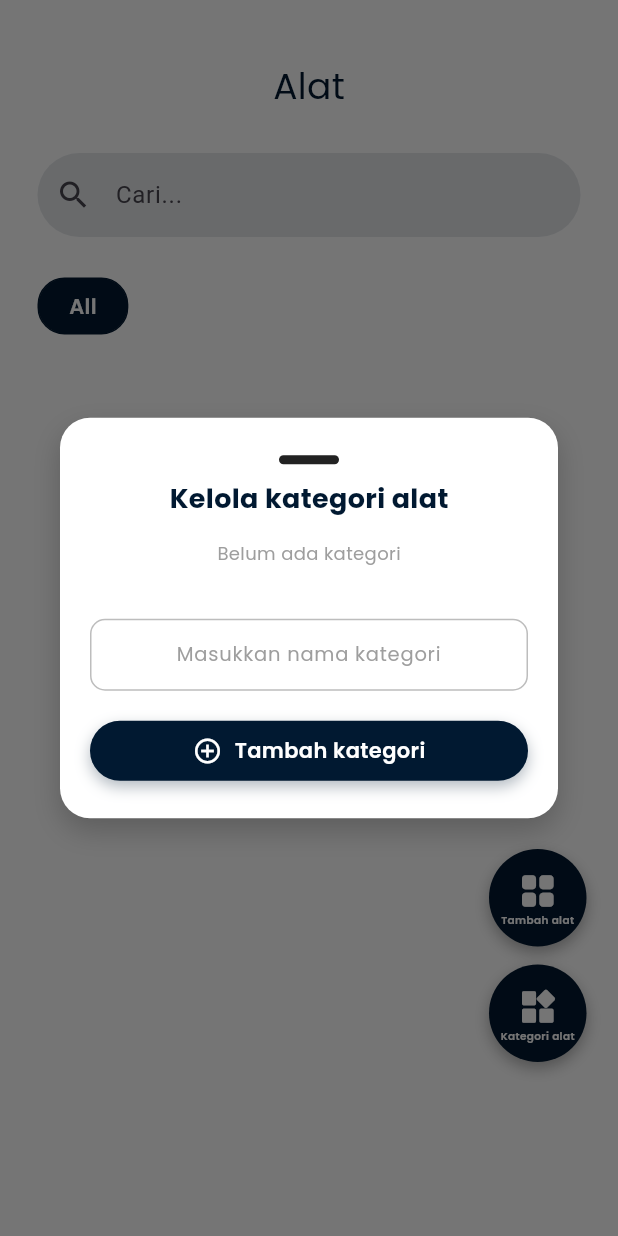
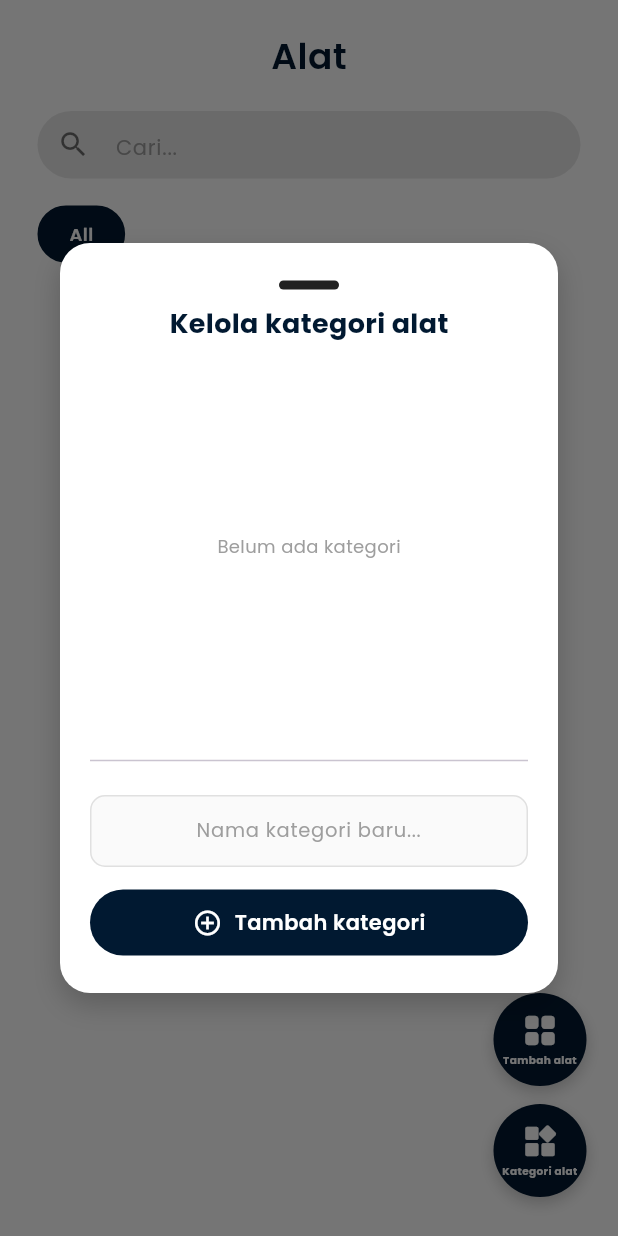
Before and after one commit to Adella0/LATIHAN_UKK, a Flutter app: the ListAlatScreen screen opened directly, after a tap on "Kategori alat", on a phone screen of 412 x 824 dp. Run offline on Flutter 3.47's test engine with Material 3 defaults, Android fonts, the phone set to English and light mode, and no system bars; our stand-ins replace google_fonts, image_picker, supabase_flutter; accounts and stored records are empty; network calls fail.

Commit message:
CRUD ALAT & KATEGORI

```diff
--- a/lib/core/constants/app_routes.dart
+++ b/lib/core/constants/app_routes.dart
@@ -12,7 +12,7 @@ class AppRoutes {
   static Map<String, WidgetBuilder> routes = {
     '/': (context) => const SplashScreen(),
     '/login': (context) => const LoginScreen(),
-    '/dashboard_admin': (context) => const MainNav(),
+    '/dashboard_admin': (context) => const MainNavAdmin(),
     '/dashboard_petugas': (context) => const DashboardPetugasScreen(),
     '/dashboard_peminjam': (context) => const DashboardPeminjamScreen(),
   };
--- a/lib/features/admin/manage_alat/detail_alat.dart
+++ b/lib/features/admin/manage_alat/detail_alat.dart
@@ -150,7 +150,7 @@ void initState() {
           : SingleChildScrollView(
           child: Column(
             children: [
-              const SizedBox(height: 20),
+              const SizedBox(height: 25),
               // --- HEADER ---
               Padding(
                 padding: const EdgeInsets.symmetric(horizontal: 20),
--- a/lib/features/admin/manage_alat/list_alat_screen.dart
+++ b/lib/features/admin/manage_alat/list_alat_screen.dart
@@ -1,4 +1,3 @@
-
 import '../manage_alat/hapus_alat.dart';
 import 'package:flutter/material.dart';
 import 'package:google_fonts/google_fonts.dart';
@@ -20,68 +19,10 @@ class _ListAlatScreenState extends State<ListAlatScreen> {
   List<Map<String, dynamic>> categories = [];
   bool isLoading = true;
 
-  String userName = "Loading...";
-  String userRole = "...";
-
   @override
   void initState() {
     super.initState();
     _fetchInitialData();
-    _loadUserData();
-  }
-
-  // LOGIKA HAPUS (Langkah A)
-  Future<void> _prosesHapusAlat(int? idAlat) async {
-  // Validasi: Jika ID null, jangan lakukan apa-apa!
-  if (idAlat == null) {
-    debugPrint("Error: ID Alat tidak ditemukan!");
-    return;
-  }
-
-  try {
-    // Perintah hapus harus sangat spesifik menggunakan .eq()
-    final response = await supabase
-        .from('alat')
-        .delete()
-        .eq('id_alat', idAlat); // Pastikan nama kolom di DB adalah 'id_alat'
-
-    debugPrint("Berhasil menghapus alat dengan ID: $idAlat");
-
-    // REFRESH DATA setelah hapus
-    await _fetchInitialData();
-
-    if (mounted) {
-      ScaffoldMessenger.of(context).showSnackBar(
-        SnackBar(content: Text("Alat dengan ID $idAlat berhasil dihapus")),
-      );
-    }
-  } catch (e) {
-    debugPrint("Gagal hapus: $e");
-  }
-}
-
-  Future<void> _loadUserData() async {
-    try {
-      final user = supabase.auth.currentUser;
-      if (user != null) {
-        final userData = await supabase
-            .from('users')
-            .select('nama, role')
-            .eq('id_user', user.id)
-            .single();
-
-        setState(() {
-          String rawName = userData['nama'] ?? "";
-          userName = rawName.isNotEmpty ? rawName : (user.email?.split('@')[0] ?? "User");
-          userName = userName[0].toUpperCase() + userName.substring(1);
-
-          String roleRaw = userData['role'] ?? "Admin";
-          userRole = roleRaw[0].toUpperCase() + roleRaw.substring(1);
-        });
-      }
-    } catch (e) {
-      debugPrint("Error loading user data: $e");
-    }
   }
 
   Future<void> _fetchInitialData() async {
@@ -96,57 +37,41 @@ class _ListAlatScreenState extends State<ListAlatScreen> {
     }
   }
 
+  Future<void> _prosesHapusAlat(int? idAlat) async {
+    if (idAlat == null) return;
+    try {
+      await supabase.from('alat').delete().eq('id_alat', idAlat);
+      await _fetchInitialData();
+      if (mounted) {
+        ScaffoldMessenger.of(context).showSnackBar(
+          const SnackBar(content: Text("Alat berhasil dihapus")),
+        );
+      }
+    } catch (e) {
+      debugPrint("Gagal hapus: $e");
+    }
+  }
+
   @override
   Widget build(BuildContext context) {
     return Scaffold(
       backgroundColor: Colors.white,
       body: SafeArea(
-        top: false,
         child: Column(
           crossAxisAlignment: CrossAxisAlignment.start,
           children: [
-            const SizedBox(height: 40),
+            const SizedBox(height: 20),
             _buildHeader(),
-            const SizedBox(height: 28),
+            const SizedBox(height: 20),
             _buildSearchBar(),
-            const SizedBox(height: 12),
+            const SizedBox(height: 18), // Memberi ruang agar kategori tidak menempel search bar
             _buildCategoryList(),
+            const SizedBox(height: 8), // JARAK RAPAT: Antara kategori dan grid alat
             Expanded(child: _buildAlatGrid()),
           ],
         ),
       ),
-      floatingActionButton: Padding(
-        padding: const EdgeInsets.only(right: 5),
-        child: Column(
-          mainAxisAlignment: MainAxisAlignment.end,
-          crossAxisAlignment: CrossAxisAlignment.end,
-          children: [
-            _buildFabCustom(
-              icon: Icons.grid_view_rounded,
-              label: "Tambah alat",
-              onTap: () {
-                Navigator.push(
-                  context,
-                  MaterialPageRoute(builder: (context) => const TambahAlatScreen()),
-                ).then((value) => _fetchInitialData());
-              },
-            ),
-            const SizedBox(height: 12),
-            _buildFabCustom(
-              icon: Icons.widgets_rounded,
-              label: "Kategori alat",
-              onTap: () {
-                showDialog(
-                  context: context,
-                  barrierDismissible: true,
-                  builder: (BuildContext context) => const TambahKategoriScreen(),
-                ).then((value) => _fetchInitialData());
-              },
-            ),
-            const SizedBox(height: 100),
-          ],
-        ),
-      ),
+      floatingActionButton: _buildFabMenu(),
     );
   }
 
@@ -156,7 +81,7 @@ class _ListAlatScreenState extends State<ListAlatScreen> {
         "Alat",
         style: GoogleFonts.poppins(
           fontSize: 24,
-          fontWeight: FontWeight.w400,
+          fontWeight: FontWeight.w600,
           color: const Color(0xFF02182F),
         ),
       ),
@@ -166,47 +91,61 @@ class _ListAlatScreenState extends State<ListAlatScreen> {
   Widget _buildSearchBar() {
     return Padding(
       padding: const EdgeInsets.symmetric(horizontal: 25),
+      child: Container(
+        height: 45,
+        decoration: BoxDecoration(
+          color: const Color(0xFFE8E8E8),
+          borderRadius: BorderRadius.circular(30), // RADIUS BULAT SEMPURNA
+        ),
         child: TextField(
+          textAlignVertical: TextAlignVertical.center,
           decoration: InputDecoration(
             hintText: "Cari...",
-          prefixIcon: const Icon(Icons.search),
-          filled: true,
-          fillColor: const Color(0xFFC9D0D6).withOpacity(0.5),
-          border: OutlineInputBorder(borderRadius: BorderRadius.circular(30), borderSide: BorderSide.none),
+            hintStyle: GoogleFonts.poppins(fontSize: 14, color: Colors.grey),
+            prefixIcon: const Icon(Icons.search, size: 22, color: Colors.black54),
+            border: InputBorder.none,
+            contentPadding: const EdgeInsets.symmetric(horizontal: 20),
+          ),
         ),
       ),
     );
   }
 
   Widget _buildCategoryList() {
-    return Container(
+    return Padding(
+      // Memberikan padding kiri-kanan agar sejajar dengan Search Bar
+      padding: const EdgeInsets.symmetric(horizontal: 25),
+      child: SizedBox(
         height: 38,
-      margin: const EdgeInsets.only(top: 15, bottom: 10),
-      padding: const EdgeInsets.symmetric(horizontal: 25),
         child: ListView.builder(
           scrollDirection: Axis.horizontal,
+          // Hilangkan padding internal agar mepet ke sisi padding induk
+          padding: EdgeInsets.zero,
           physics: const BouncingScrollPhysics(),
           itemCount: categories.length + 1,
           itemBuilder: (context, index) {
-          String name = index == 0 ? "All" : (categories[index - 1]['nama_kategori'] ?? "Uncategorized");
+            String name = index == 0 ? "All" : (categories[index - 1]['nama_kategori'] ?? "");
             bool isSelected = selectedKategori == name;
 
             return GestureDetector(
               onTap: () => setState(() => selectedKategori = name),
               child: Container(
-              margin: const EdgeInsets.only(right: 12),
+                margin: const EdgeInsets.only(right: 8),
                 padding: const EdgeInsets.symmetric(horizontal: 20),
                 alignment: Alignment.center,
                 decoration: BoxDecoration(
                   color: isSelected ? const Color(0xFF02182F) : Colors.white,
-                borderRadius: BorderRadius.circular(18),
-                border: Border.all(color: isSelected ? const Color(0xFF02182F) : Colors.black),
+                  borderRadius: BorderRadius.circular(30),
+                  border: Border.all(
+                    color: const Color(0xFF02182F),
+                    width: 1.2,
+                  ),
                 ),
                 child: Text(
                   name,
                   style: GoogleFonts.poppins(
-                  color: isSelected ? Colors.white : Colors.black,
-                  fontSize: 14,
+                    color: isSelected ? Colors.white : const Color(0xFF02182F),
+                    fontSize: 12,
                     fontWeight: isSelected ? FontWeight.w600 : FontWeight.w400,
                   ),
                 ),
@@ -214,41 +153,30 @@ class _ListAlatScreenState extends State<ListAlatScreen> {
             );
           },
         ),
+      ),
     );
   }
 
   Widget _buildAlatGrid() {
     return FutureBuilder(
-      // Kita panggil data dari Supabase
       future: supabase.from('alat').select().order('id_alat', ascending: false),
       builder: (context, snapshot) {
-        if (snapshot.connectionState == ConnectionState.waiting) {
-          return const Center(child: CircularProgressIndicator());
-        }
+        if (snapshot.connectionState == ConnectionState.waiting) return const Center(child: CircularProgressIndicator());
+        final dataAlat = snapshot.data as List<dynamic>? ?? [];
 
-        if (snapshot.hasError) return Center(child: Text("Error: ${snapshot.error}"));
-
-        final dataAlat = snapshot.data as List<dynamic>? ?? [];
-        if (dataAlat.isEmpty) return const Center(child: Text("Tidak ada data alat"));
-
-        // Filter Kategori
         final filteredAlat = selectedKategori == "All"
             ? dataAlat
             : dataAlat.where((a) {
-                final cat = categories.firstWhere(
-                  (c) => c['nama_kategori'] == selectedKategori,
-                  orElse: () => {'id_kategori': null}
-                );
+                final cat = categories.firstWhere((c) => c['nama_kategori'] == selectedKategori, orElse: () => {'id_kategori': null});
                 return a['kategori_id'] == cat['id_kategori'];
               }).toList();
 
         return GridView.builder(
-          // PENTING: UniqueKey membuat grid refresh saat setState dipanggil
           key: UniqueKey(),
-          padding: const EdgeInsets.all(25),
+          padding: const EdgeInsets.symmetric(horizontal: 25, vertical: 10),
           gridDelegate: const SliverGridDelegateWithFixedCrossAxisCount(
             crossAxisCount: 2,
-            childAspectRatio: 0.75,
+            childAspectRatio: 0.85, // Sesuai proporsi card Figma
             crossAxisSpacing: 15,
             mainAxisSpacing: 15,
           ),
@@ -260,122 +188,124 @@ class _ListAlatScreenState extends State<ListAlatScreen> {
   }
 
  Widget _buildAlatCard(dynamic item) {
-    bool isAvailable = item['status_ketersediaan'] == 'Tersedia';
+    // Logika: Jika stok > 0 maka true (Tersedia), jika 0 maka false (Kosong)
+    final int stok = item['stok_total'] ?? 0;
+    final bool isAvailable = stok > 0;
 
     return Container(
       decoration: BoxDecoration(
         color: Colors.white,
-        borderRadius: BorderRadius.circular(15),
-        border: Border.all(color: const Color(0xFFBDBDBD), width: 1.5),
+        borderRadius: BorderRadius.circular(18),
+        border: Border.all(color: const Color(0xFFE0E0E0), width: 1),
+        boxShadow: [
+          BoxShadow(
+            color: Colors.black.withOpacity(0.03),
+            blurRadius: 10,
+            offset: const Offset(0, 4),
+          )
+        ],
       ),
-      child: ClipRRect(
-        borderRadius: BorderRadius.circular(15),
       child: Stack(
         children: [
           GestureDetector(
             onTap: () async {
-                // KUNCI: Menunggu hasil balik dari detail untuk refresh
-                final result = await Navigator.push(
-                  context,
-                  MaterialPageRoute(
-                    builder: (context) => DetailAlatScreen(alatData: item)
-                  ),
-                );
-
-                if (result == true) {
-                  setState(() {}); // Memicu FutureBuilder jalan lagi
-                }
+              final result = await Navigator.push(context, MaterialPageRoute(builder: (context) => DetailAlatScreen(alatData: item)));
+              if (result == true) setState(() {});
             },
             child: Column(
               children: [
                 Expanded(
                   child: Padding(
-                      padding: const EdgeInsets.fromLTRB(10, 45, 10, 5),
-                      child: Center(
+                    padding: const EdgeInsets.all(12),
                     child: item['foto_url'] != null
-                            ? Image.network(
-                                item['foto_url'],
-                                fit: BoxFit.contain,
-                                // Tambahkan errorBuilder agar tidak crash jika URL salah
-                                errorBuilder: (c, e, s) => const Icon(Icons.broken_image),
-                              )
-                            : const Icon(Icons.image_not_supported, size: 40, color: Colors.grey),
+                        ? Image.network(item['foto_url'], fit: BoxFit.contain)
+                        : const Icon(Icons.image_not_supported, color: Colors.grey, size: 40),
                   ),
                 ),
-                  ),
+                // Kirim status isAvailable hasil perhitungan stok
                 _buildCardFooter(item, isAvailable),
               ],
             ),
           ),
-            // Tombol Hapus
           Positioned(
-              top: 8,
-              left: 8,
+            top: 10, left: 10,
             child: GestureDetector(
-                onTap: () {
-                  showDialog(
-                    context: context,
-                    builder: (context) => HapusAlatDialog(
-                      onConfirm: () => _prosesHapusAlat(item['id_alat']),
-                    ),
-                  );
-                },
+              onTap: () => showDialog(context: context, builder: (c) => HapusAlatDialog(onConfirm: () => _prosesHapusAlat(item['id_alat']))),
               child: Container(
                 padding: const EdgeInsets.all(6),
-                  decoration: const BoxDecoration(
-                    color: Color(0xFF02182F),
-                    shape: BoxShape.circle,
-                  ),
-                  child: const Icon(Icons.delete_outline, color: Colors.white, size: 18),
+                decoration: const BoxDecoration(color: Color(0xFF02182F), shape: BoxShape.circle),
+                child: const Icon(Icons.delete_outline, color: Colors.white, size: 16),
               ),
             ),
           ),
         ],
       ),
+    );
+  }
+
+  Widget _buildCardFooter(dynamic item, bool isAvailable) {
+    return Padding(
+      padding: const EdgeInsets.fromLTRB(10, 0, 10, 10),
+      child: Column(
+        crossAxisAlignment: CrossAxisAlignment.start,
+        children: [
+          Row(
+            mainAxisAlignment: MainAxisAlignment.spaceBetween,
+            children: [
+              Text("Stok: ${item['stok_total']} unit", style: GoogleFonts.poppins(fontSize: 10, fontWeight: FontWeight.w700)),
+              Container(
+                padding: const EdgeInsets.symmetric(horizontal: 6, vertical: 2),
+                decoration: BoxDecoration(
+                  color: isAvailable ? const Color(0xFF1ED72D) : const Color(0xFFE52121),
+                  borderRadius: BorderRadius.circular(5),
+                ),
+                child: Text(
+                  isAvailable ? "TERSEDIA" : "KOSONG",
+                  style: const TextStyle(color: Colors.white, fontSize: 7, fontWeight: FontWeight.bold)
+                ),
+              ),
+            ],
+          ),
+          const SizedBox(height: 8),
+          Container(
+            width: double.infinity,
+            padding: const EdgeInsets.symmetric(vertical: 8),
+            decoration: BoxDecoration(
+              color: const Color(0xFF02182F),
+              borderRadius: BorderRadius.circular(10),
+            ),
+            child: Text(
+              item['nama_alat'] ?? "",
+              textAlign: TextAlign.center,
+              style: GoogleFonts.poppins(color: Colors.white, fontSize: 12, fontWeight: FontWeight.bold),
+              maxLines: 1,
+              overflow: TextOverflow.ellipsis
+            ),
+          ),
+        ],
       ),
     );
   }
 
-  Widget _buildCardFooter(dynamic item, bool isAvailable) {
-    return Column(
+  Widget _buildFabMenu() {
+    return Padding(
+      padding: const EdgeInsets.only(right: 5, bottom: 10),
+      child: Column(
+        mainAxisSize: MainAxisSize.min,
+        crossAxisAlignment: CrossAxisAlignment.end,
         children: [
-        Padding(
-          padding: const EdgeInsets.symmetric(horizontal: 8),
-          child: Row(
-            children: [
-              Expanded(child: Text("Stok : ${item['stok_total'] ?? 0} unit", style: GoogleFonts.poppins(fontSize: 10, fontWeight: FontWeight.bold, color: const Color(0xFF02182F)))),
-              Container(
-                padding: const EdgeInsets.symmetric(horizontal: 6, vertical: 2),
-                decoration: BoxDecoration(color: isAvailable ? const Color(0xFF1ED72D) : const Color(0xFFE52121), borderRadius: BorderRadius.circular(6)),
-                child: Text((item['status_ketersediaan'] ?? "Kosong").toString().toUpperCase(), style: const TextStyle(color: Colors.white, fontSize: 7, fontWeight: FontWeight.w900)),
+          _buildFabCustom(
+            icon: Icons.grid_view_rounded,
+            label: "Tambah alat",
+            onTap: () => Navigator.push(context, MaterialPageRoute(builder: (context) => const TambahAlatScreen())).then((v) => _fetchInitialData()),
+          ),
+          const SizedBox(height: 12),
+          _buildFabCustom(
+            icon: Icons.widgets_rounded,
+            label: "Kategori alat",
+            onTap: () => showDialog(context: context, builder: (c) => const TambahKategoriScreen()).then((v) => _fetchInitialData()),
           ),
         ],
-          ),
-        ),
-        Padding(
-          padding: const EdgeInsets.all(8),
-          child: Container(
-            width: double.infinity, padding: const EdgeInsets.symmetric(vertical: 8),
-            decoration: BoxDecoration(color: const Color(0xFF02182F), borderRadius: BorderRadius.circular(10)),
-            child: Text(item['nama_alat'] ?? "Tanpa Nama", textAlign: TextAlign.center, maxLines: 1, overflow: TextOverflow.ellipsis, style: GoogleFonts.poppins(color: Colors.white, fontSize: 12, fontWeight: FontWeight.bold)),
-          ),
-        ),
-      ],
-    );
-  }
-
-  Widget _buildCategoryBadge(dynamic item) {
-    return Positioned(
-      top: 8, right: 8,
-      child: Container(
-        constraints: const BoxConstraints(maxWidth: 80),
-        padding: const EdgeInsets.symmetric(horizontal: 8, vertical: 4),
-        decoration: BoxDecoration(color: const Color(0xFF02182F), borderRadius: BorderRadius.circular(12)),
-        child: Text(
-          categories.firstWhere((c) => c['id_kategori'] == item['kategori_id'], orElse: () => {'nama_kategori': 'Umum'})['nama_kategori'] ?? 'Umum',
-          maxLines: 1, overflow: TextOverflow.ellipsis,
-          style: const TextStyle(color: Colors.white, fontSize: 8, fontWeight: FontWeight.bold),
-        ),
       ),
     );
   }
@@ -384,17 +314,18 @@ class _ListAlatScreenState extends State<ListAlatScreen> {
     return GestureDetector(
       onTap: onTap,
       child: Container(
-        width: 65, height: 65,
+        width: 62, height: 62,
         decoration: BoxDecoration(
-          color: const Color(0xFF02182F), shape: BoxShape.circle,
-          boxShadow: [BoxShadow(color: Colors.black.withOpacity(0.3), blurRadius: 8, offset: const Offset(0, 4))],
+          color: const Color(0xFF02182F),
+          shape: BoxShape.circle,
+          boxShadow: [BoxShadow(color: Colors.black.withOpacity(0.2), blurRadius: 8, offset: const Offset(0, 4))]
         ),
         child: Column(
           mainAxisAlignment: MainAxisAlignment.center,
           children: [
-            Icon(icon, color: Colors.white, size: 28),
+            Icon(icon, color: Colors.white, size: 26),
             const SizedBox(height: 2),
-            Text(label, textAlign: TextAlign.center, style: GoogleFonts.poppins(color: Colors.white, fontSize: 7, fontWeight: FontWeight.w600, height: 1)),
+            Text(label, style: GoogleFonts.poppins(color: Colors.white, fontSize: 7, fontWeight: FontWeight.bold), textAlign: TextAlign.center),
           ],
         ),
       ),
--- a/lib/features/admin/manage_alat/tambah_kategori.dart
+++ b/lib/features/admin/manage_alat/tambah_kategori.dart
@@ -78,7 +78,7 @@ class _TambahKategoriScreenState extends State<TambahKategoriScreen> {
     }
   }
 
-  @override
+ @override
   Widget build(BuildContext context) {
     return Dialog(
       backgroundColor: Colors.transparent,
@@ -86,6 +86,8 @@ class _TambahKategoriScreenState extends State<TambahKategoriScreen> {
       insetPadding: const EdgeInsets.symmetric(horizontal: 40),
       child: Container(
         width: double.infinity,
+        // --- KUNCI: Tentukan tinggi tetap di sini agar tidak goyang ---
+        height: 500,
         padding: const EdgeInsets.symmetric(horizontal: 20, vertical: 25),
         decoration: BoxDecoration(
           color: Colors.white,
@@ -99,7 +101,8 @@ class _TambahKategoriScreenState extends State<TambahKategoriScreen> {
           ],
         ),
         child: Column(
-          mainAxisSize: MainAxisSize.min,
+          // Gunakan MainAxisSize.max karena kita sudah tentukan tinggi container
+          mainAxisSize: MainAxisSize.max,
           children: [
             Container(
               width: 40,
@@ -120,12 +123,17 @@ class _TambahKategoriScreenState extends State<TambahKategoriScreen> {
             ),
             const SizedBox(height: 15),
 
-            // Daftar Item Kategori dari Database
-            Flexible(
+            // --- AREA LIST: Dibuat Expanded agar mengambil sisa ruang yang ada ---
+            Expanded(
               child: _categories.isEmpty
-                  ? Text("Belum ada kategori", style: GoogleFonts.poppins(fontSize: 12, color: Colors.grey))
+                  ? Center(
+                      child: Text("Belum ada kategori",
+                        style: GoogleFonts.poppins(fontSize: 12, color: Colors.grey)),
+                    )
                   : ListView.builder(
-                      shrinkWrap: true,
+                      // shrinkWrap false karena sudah dibungkus Expanded
+                      shrinkWrap: false,
+                      physics: const BouncingScrollPhysics(),
                       itemCount: _categories.length,
                       itemBuilder: (context, index) {
                         final item = _categories[index];
@@ -137,22 +145,24 @@ class _TambahKategoriScreenState extends State<TambahKategoriScreen> {
                     ),
             ),
 
-            const SizedBox(height: 35),
+            const SizedBox(height: 15),
+            const Divider(), // Garis pembatas tipis agar lebih rapi
+            const SizedBox(height: 15),
 
-            // Input Field
+            // Input Field (Posisinya sekarang akan selalu tetap di bawah)
             TextField(
               controller: _kategoriController,
               textAlign: TextAlign.center,
               style: GoogleFonts.poppins(fontSize: 13),
               decoration: InputDecoration(
-                hintText: "Masukkan nama kategori",
+                hintText: "Nama kategori baru...",
                 hintStyle: GoogleFonts.poppins(fontSize: 13, color: Colors.grey),
-                contentPadding: const EdgeInsets.symmetric(vertical: 5),
+                contentPadding: const EdgeInsets.symmetric(vertical: 10),
                 filled: true,
-                fillColor: Colors.white,
+                fillColor: Colors.grey.shade50,
                 enabledBorder: OutlineInputBorder(
                   borderRadius: BorderRadius.circular(10),
-                  borderSide: BorderSide(color: Colors.grey.shade400),
+                  borderSide: BorderSide(color: Colors.grey.shade300),
                 ),
                 focusedBorder: OutlineInputBorder(
                   borderRadius: BorderRadius.circular(10),
@@ -160,24 +170,17 @@ class _TambahKategoriScreenState extends State<TambahKategoriScreen> {
                 ),
               ),
             ),
-            const SizedBox(height: 20),
+            const SizedBox(height: 15),
 
             // Tombol Tambah
             GestureDetector(
               onTap: _isLoading ? null : _tambahKategori,
               child: Container(
                 width: double.infinity,
-                padding: const EdgeInsets.symmetric(vertical: 10),
+                padding: const EdgeInsets.symmetric(vertical: 12),
                 decoration: BoxDecoration(
                   color: const Color(0xFF011931),
                   borderRadius: BorderRadius.circular(25),
-                  boxShadow: [
-                    BoxShadow(
-                      color: const Color(0xFF011931).withOpacity(0.3),
-                      blurRadius: 8,
-                      offset: const Offset(0, 4),
-                    ),
-                  ],
                 ),
                 child: Row(
                   mainAxisAlignment: MainAxisAlignment.center,
```
Also changed, not shown: lib/features/admin/dashboard/dashboard_admin_screen.dart (+69 -10 lines), lib/features/admin/manage_user/List_pengguna.dart (+65 -68 lines), lib/features/admin/ui/main_nav_admin.dart (+29 -47 lines). Lines whose indentation alone changed are shown as unchanged.
